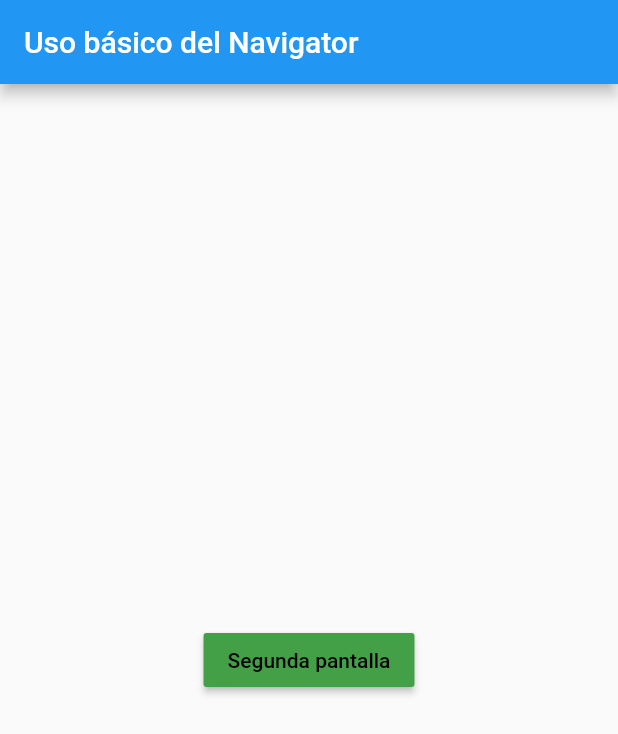
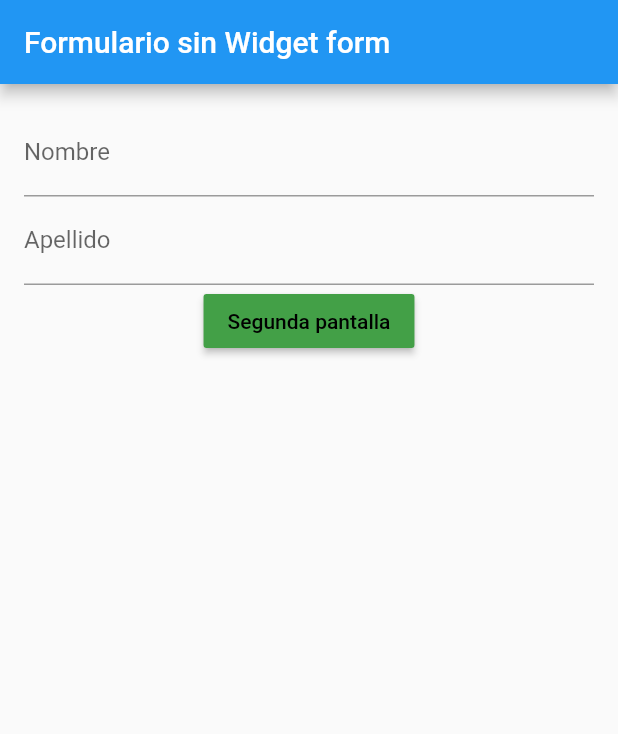
Before and after one commit to FaGuRu/Cursos_Flutter, a Flutter app: the screen it shows after launch, on a phone screen of 412 x 824 dp. Shown: the top 734 px of the screen. Run offline on Flutter 3.47's test engine with Material 2 defaults, Android fonts, the phone set to English and light mode, and no system bars.

Commit message:
Ejercicio 30, Formulario sin Widget form

```diff
--- a/lib/pages/HomePage.dart
+++ b/lib/pages/HomePage.dart
@@ -1,27 +1,71 @@
 import 'package:flutter/material.dart';
 import 'package:hello_word/pages/SecondPage.dart';
 
-class MyHomePage extends StatelessWidget {
+class MyHomePage extends StatefulWidget {
+  @override
+  State<MyHomePage> createState() => _MyHomePageState();
+}
+
+class _MyHomePageState extends State<MyHomePage> {
+  //Utilizamos controladores para los input
+  late TextEditingController nameTextController;
+  late TextEditingController lastnameTextController;
+
   @override
   Widget build(BuildContext context) {
     // TODO: implement build
     return Scaffold(
       appBar: AppBar(
-        title: Text('Uso básico del Navigator'),
+        title: Text('Formulario sin Widget form'),
       ),
-      body: Center(
-        child: RaisedButton(
+      body: Padding(
+        padding: const EdgeInsets.all(16.0),
+        child: Column(
+          children:[
+            //Campos de texto
+             TextField(
+              decoration: InputDecoration(labelText: "Nombre"),
+              controller: nameTextController,
+            ),
+             TextField(
+              decoration: InputDecoration(labelText: "Apellido"),
+              controller: lastnameTextController,
+            ),
+
+            //Botón
+            RaisedButton(
                 color: Colors.green[600],
                 textColor: Colors.black,
                 child: Text("Segunda pantalla"),
                 onPressed: (){
                   _secondPage(context);
                 }),
+          ],
+        ),
       ),
     );
   }
 
   void _secondPage(BuildContext context) {
-    Navigator.of(context).pushNamed("/second",arguments: SecondPageArguments(name: "Fabricio", lastName: "Gumeta"));
+    Navigator.of(context).pushNamed("/second",
+        arguments: SecondPageArguments(name: nameTextController.text, lastName: lastnameTextController.text));
+  }
+
+  @override
+  void initState() {
+    // TODO: implement initState
+    super.initState();
+    //Utilizamos controladores para los input
+    nameTextController = TextEditingController();
+    lastnameTextController = TextEditingController();
+  }
+
+  @override
+  void dispose() {
+    // TODO: implement dispose
+    super.dispose();
+    //Destruimos los controladores despues de usarlos
+    nameTextController.dispose();
+    lastnameTextController.dispose();
   }
 }
```
Also changed, not shown: lib/pages/SecondPage.dart (+9 -1 lines). Lines whose indentation alone changed are shown as unchanged.
